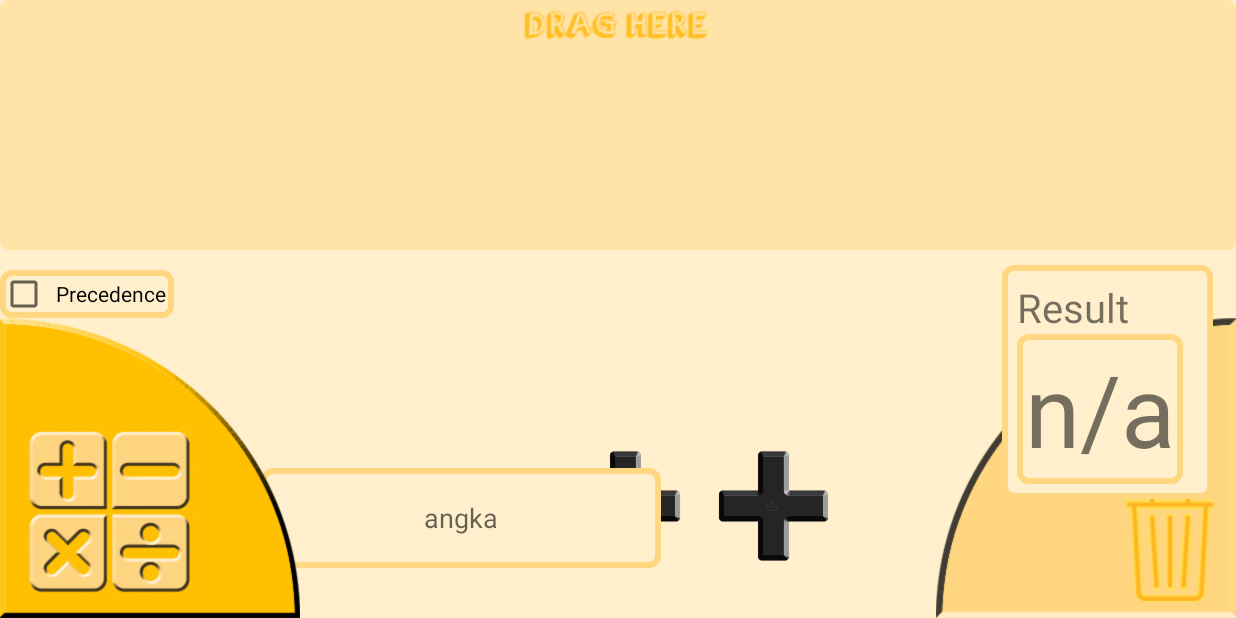
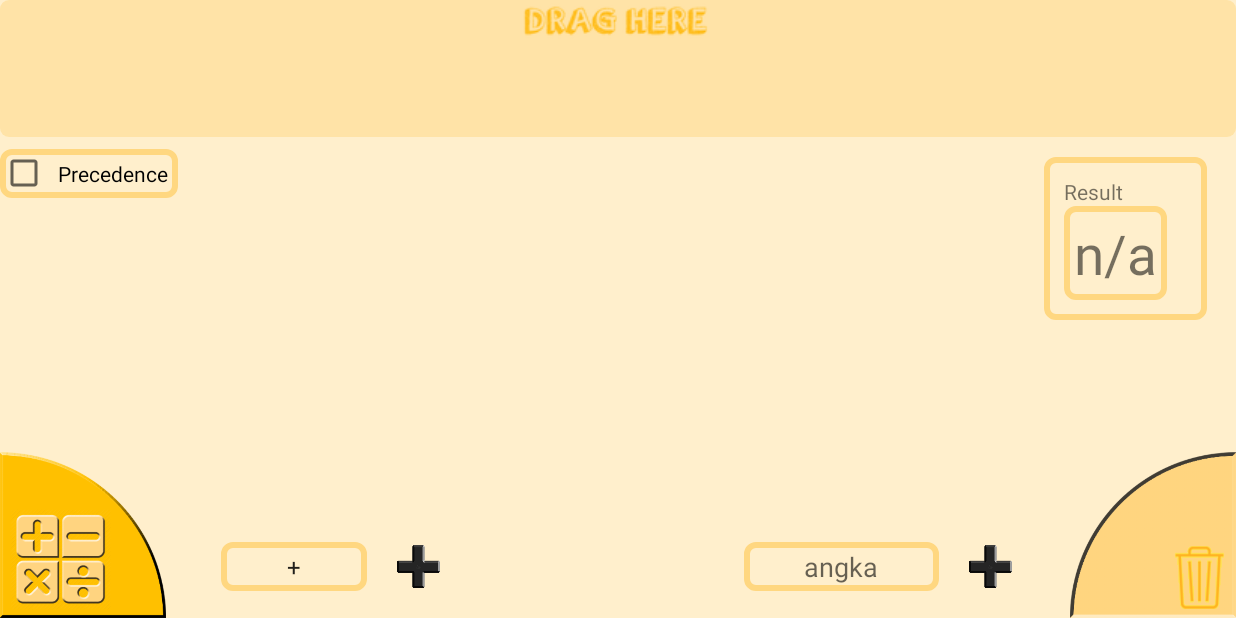
Before and after one commit to vgnaruto/PBD-CALCULATOR, an Android app: the screen it shows after launch (MainActivity), on a phone screen of 824 x 412 dp (held sideways). Run offline under Robolectric (Android 15) with nearby library versions, the phone set to English and light mode, and no system bars; our stand-ins replace sdp/ssp sizes.

Commit message:
Layout
-Kotak yang ditekan akan berada di paling depan dari kotak lain.
-Layout sudah bisa scaling, kecuali gambar.

```diff
--- a/Calculator/app/build.gradle
+++ b/Calculator/app/build.gradle
@@ -25,4 +25,5 @@ dependencies {
     testImplementation 'junit:junit:4.12'
     androidTestImplementation 'com.android.support.test:runner:1.0.1'
     androidTestImplementation 'com.android.support.test.espresso:espresso-core:3.0.1'
+    compile 'com.intuit.sdp:sdp-android:1.0.5'
 }
--- a/Calculator/app/src/main/java/com/example/android/calculator/MainActivity.java
+++ b/Calculator/app/src/main/java/com/example/android/calculator/MainActivity.java
@@ -8,6 +8,7 @@ import android.graphics.Paint;
 import android.graphics.RectF;
 import android.support.v7.app.AppCompatActivity;
 import android.os.Bundle;
+import android.util.DisplayMetrics;
 import android.util.Log;
 import android.view.GestureDetector;
 import android.view.MotionEvent;
@@ -31,6 +32,7 @@ public class MainActivity extends AppCompatActivity implements View.OnClickListe
     public static int WIDTH = Resources.getSystem().getDisplayMetrics().widthPixels;
     public static int HEIGHT = Resources.getSystem().getDisplayMetrics().heightPixels;
     public static int longClicked = 0;
+    public static float scale = 0.0f;
     public static Node currentN;
     private final int OPERAND_WIDTH = 246;
     private final int OPERATOR_WIDTH = 84;
@@ -117,6 +119,10 @@ public class MainActivity extends AppCompatActivity implements View.OnClickListe
             coordinatX[i] = posisiX(i);
         }
         this.mGestureDetector = new GestureDetector(this, new CGTResult());
+        DisplayMetrics metrics = new DisplayMetrics();
+        getWindowManager().getDefaultDisplay().getMetrics(metrics);
+        scale = metrics.densityDpi/160f;
+//        Log.d("DENSITY",""+scale);
     }
 
     /**
@@ -218,8 +224,13 @@ public class MainActivity extends AppCompatActivity implements View.OnClickListe
                                 if(contains(currentN)){
                                     removeFromList(currentN);
                                 }
+                                break;
                             }
                         }
+                    }
+                    if(currentN != null){
+                        nodes.remove(currentN);
+                        nodes.add(currentN);
                     }
 //                Log.d("ONTOUCH", "DOWN " + (currentN != null));
                     break;
@@ -499,7 +510,7 @@ public class MainActivity extends AppCompatActivity implements View.OnClickListe
             fillPaint.setStyle(Paint.Style.FILL);
             strokePaint.setStyle(Paint.Style.STROKE);
             strokePaint.setStrokeWidth(10f);
-            RectF nRect = new RectF(currX - (w / 2), currY - h, currX + (w / 2), currY);
+            RectF nRect = new RectF(currX - (w / 2)-10, currY - h-10, currX + (w / 2)+10, currY+10);
             mCanvas.drawRoundRect(nRect, 30, 30, fillPaint);
             mCanvas.drawRoundRect(nRect, 30, 30, strokePaint);
             mCanvas.drawText(n.text, currX - ((paint.measureText(n.text)) / 2), currY - (h / 2) + (paint.getTextSize() / 2), paint);
@@ -542,11 +553,13 @@ public class MainActivity extends AppCompatActivity implements View.OnClickListe
         for (int i = 0; i < coordinatX.length; i++) {
             float y = 100;
             float x = coordinatX[i];
-            float height = 100;
-            float width = 0;
+            float height=100;
+            float width;
             if (i % 2 == 0) {
+//                width = 70.285714f *scale;
                 width = 246;
             } else {
+//                width = 24f * scale;
                 width = 84;
             }
             RectF nRect = new RectF(x, y, x + width, y + height);
--- a/Calculator/app/src/main/res/layout/activity_calculator.xml
+++ b/Calculator/app/src/main/res/layout/activity_calculator.xml
@@ -12,8 +12,8 @@
 
     <ImageView
         android:id="@+id/trash_zone"
-        android:layout_width="300px"
-        android:layout_height="300px"
+        android:layout_width="@dimen/_85sdp"
+        android:layout_height="@dimen/_85sdp"
         android:layout_alignParentBottom="true"
         android:layout_alignParentRight="true"
         android:src="@drawable/trash_zone" />
@@ -21,27 +21,27 @@
     <TextView
         android:id="@+id/topTv"
         android:layout_width="match_parent"
-        android:layout_height="250px"
+        android:layout_height="@dimen/_70sdp"
         android:background="@drawable/background_with_opacity"
         android:textAlignment="center"/>
 
     <ImageView
         android:layout_width="wrap_content"
         android:layout_height="wrap_content"
-        android:layout_marginTop="4dp"
+        android:layout_marginTop="@dimen/_1sdp"
         android:layout_centerHorizontal="true"
         android:layout_alignParentTop="true"
         android:src="@drawable/drag_here"/>
 
     <Spinner
         android:id="@+id/sOperator"
-        android:layout_width="75dp"
-        android:layout_height="25dp"
+        android:layout_width="@dimen/_75sdp"
+        android:layout_height="@dimen/_25sdp"
         android:layout_alignParentBottom="true"
         android:layout_toRightOf="@id/bCalculate"
-        android:layout_marginLeft="100px"
-        android:layout_marginRight="50px"
-        android:layout_marginBottom="50px"
+        android:layout_marginLeft="@dimen/_28sdp"
+        android:layout_marginRight="@dimen/_14sdp"
+        android:layout_marginBottom="@dimen/_14sdp"
         android:textAlignment="center"
         android:background="@drawable/border_umum"
         android:clickable="false"/>
@@ -57,24 +57,24 @@
 
     <ImageButton
         android:id="@+id/bAddOperator"
-        android:layout_width="125px"
-        android:layout_height="125px"
+        android:layout_width="@dimen/_25sdp"
+        android:layout_height="@dimen/_25sdp"
         android:layout_alignParentBottom="true"
         android:layout_toRightOf="@id/sOperator"
-        android:layout_marginBottom="50px"
+        android:layout_marginBottom="@dimen/_14sdp"
         android:background="@null"
         android:scaleType="fitCenter"
         android:src="@drawable/add_selector"/>
 
     <EditText
         android:id="@+id/etOperand"
-        android:layout_width="400px"
-        android:layout_height="100px"
+        android:layout_width="@dimen/_100sdp"
+        android:layout_height="@dimen/_25sdp"
         android:layout_alignParentBottom="true"
         android:layout_toLeftOf="@id/bAddOperand"
-        android:layout_marginLeft="100px"
-        android:layout_marginRight="50px"
-        android:layout_marginBottom="50px"
+        android:layout_marginLeft="@dimen/_28sdp"
+        android:layout_marginRight="@dimen/_14sdp"
+        android:layout_marginBottom="@dimen/_14sdp"
         android:textAlignment="center"
         android:hint="angka"
         android:inputType="number"
@@ -85,20 +85,20 @@
 
     <ImageButton
         android:id="@+id/bAddOperand"
-        android:layout_width="125px"
-        android:layout_height="125px"
+        android:layout_width="@dimen/_25sdp"
+        android:layout_height="@dimen/_25sdp"
         android:layout_alignParentBottom="true"
         android:layout_toLeftOf="@id/trash_zone"
-        android:layout_marginBottom="50px"
-        android:layout_marginRight="100px"
+        android:layout_marginBottom="@dimen/_14sdp"
+        android:layout_marginRight="@dimen/_28sdp"
         android:background="@null"
         android:scaleType="fitCenter"
         android:src="@drawable/add_selector"/>
 
     <ImageButton
         android:id="@+id/bCalculate"
-        android:layout_width="300px"
-        android:layout_height="300px"
+        android:layout_width="@dimen/_85sdp"
+        android:layout_height="@dimen/_85sdp"
         android:layout_alignParentBottom="true"
         android:layout_alignParentLeft="true"
         android:background="@null"
@@ -109,8 +109,8 @@
         android:id="@+id/cbPrecedence"
         android:layout_width="wrap_content"
         android:layout_height="wrap_content"
-        android:layout_marginTop="20px"
-        android:padding="5dp"
+        android:layout_marginTop="@dimen/_6sdp"
+        android:padding="@dimen/_5sdp"
         android:layout_below="@id/topTv"
         android:background="@drawable/border_umum"
         android:text="Precedence"/>
@@ -121,27 +121,27 @@
         android:layout_height="wrap_content"
         android:layout_below="@id/topTv"
         android:layout_alignParentRight="true"
-        android:layout_marginTop="10dp"
-        android:layout_marginRight="15dp"
+        android:layout_marginTop="@dimen/_10sdp"
+        android:layout_marginRight="@dimen/_15sdp"
         android:orientation="vertical"
         android:background="@drawable/border_umum"
-        android:padding="10dp">
+        android:padding="@dimen/_10sdp">
         <TextView
             android:id="@+id/tvResultText"
             android:layout_width="wrap_content"
             android:layout_height="wrap_content"
-            android:textSize="40px"
+            android:textSize="@dimen/_11sdp"
             android:text="Result"/>
 
         <com.example.android.calculator.CustomTextView
             android:id="@+id/tvResult"
             android:layout_below="@id/tvResultText"
             android:layout_alignParentRight="true"
-            android:padding="5dp"
-            android:layout_marginRight="10dp"
+            android:padding="@dimen/_5sdp"
+            android:layout_marginRight="@dimen/_10sdp"
             android:layout_width="wrap_content"
             android:layout_height="wrap_content"
-            android:textSize="100px"
+            android:textSize="@dimen/_28sdp"
             android:background="@drawable/border_umum"
             android:text="n/a"/>
     </LinearLayout>
--- a/Calculator/build.gradle
+++ b/Calculator/build.gradle
@@ -8,6 +8,7 @@ buildscript {
     }
     dependencies {
         classpath 'com.android.tools.build:gradle:3.0.1'
+
 
 
         // NOTE: Do not place your application dependencies here; they belong
```
Also changed, not shown: 1 other file.
